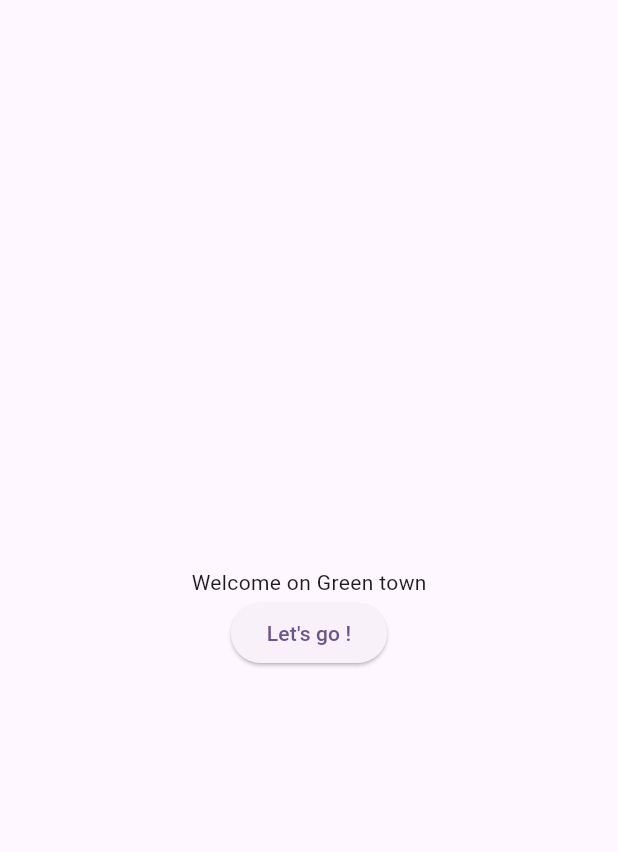
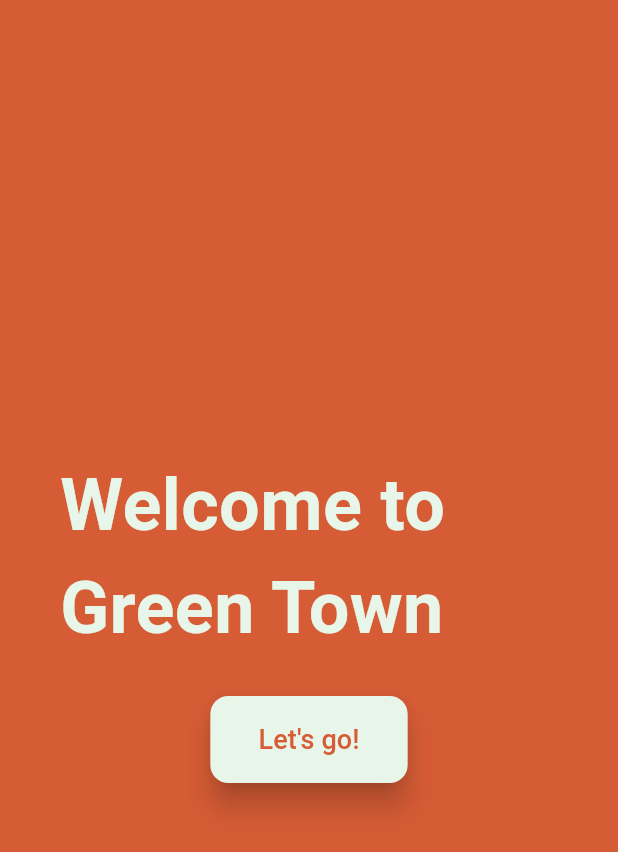
Before and after one commit to green-compagny/green-town, a Flutter app: the screen it shows after launch, on a phone screen of 412 x 824 dp. Shown: the top 852 px of the screen. Run offline on Flutter 3.47's test engine with Material 3 defaults, Android fonts, the phone set to English and light mode, and no system bars; our stand-ins replace flutter_card_swiper, google_fonts.

Commit message:
Update home page style

```diff
--- a/lib/pages/home_page.dart
+++ b/lib/pages/home_page.dart
@@ -1,4 +1,5 @@
 import 'package:flutter/material.dart';
+import 'package:google_fonts/google_fonts.dart';
 
 import '../Model/CardData.dart';
 import 'game_page.dart';
@@ -10,25 +11,84 @@ class HomePage extends StatefulWidget {
   State<HomePage> createState() => _HomePageState();
 }
 
-class _HomePageState extends State<HomePage> {
+class _HomePageState extends State<HomePage> with SingleTickerProviderStateMixin {
+  late AnimationController _controller;
+  late Animation<double> _fadeAnimation;
+  late Animation<Offset> _slideAnimation;
+
+  @override
+  void initState() {
+    super.initState();
+    _controller = AnimationController(
+      duration: const Duration(milliseconds: 1000),
+      vsync: this,
+    );
+
+    _fadeAnimation = Tween<double>(begin: 0, end: 1).animate(
+      CurvedAnimation(parent: _controller, curve: Curves.easeIn),
+    );
+
+    _slideAnimation = Tween<Offset>(begin: Offset(0, 0.3), end: Offset.zero).animate(
+      CurvedAnimation(parent: _controller, curve: Curves.easeOut),
+    );
+
+    _controller.forward();
+  }
+
+  @override
+  void dispose() {
+    _controller.dispose();
+    super.dispose();
+  }
 
   @override
   Widget build(BuildContext context) {
     return Scaffold(
+      backgroundColor: Color(0xFFd65c35),
       body: Center(
+        child: FadeTransition(
+          opacity: _fadeAnimation,
+          child: SlideTransition(
+            position: _slideAnimation,
+            child: Padding(
+              padding: const EdgeInsets.symmetric(vertical: 72, horizontal: 40),
               child: Column(
                 mainAxisAlignment: MainAxisAlignment.center,
                 children: <Widget>[
-            const Text('Welcome on Green town', style: TextStyle(),),
-            ElevatedButton(onPressed: () {
+                  Text(
+                    'Welcome to Green Town',
+                    style: GoogleFonts.kodeMono(
+                      fontSize: 48,
+                      fontWeight: FontWeight.w600,
+                      color: const Color(0xFFE8F5E9),
+                    ),
+                  ),
+                  const SizedBox(height: 24),
+                  ElevatedButton(
+                    onPressed: () {
                       Navigator.pushReplacement(
                         context,
-                MaterialPageRoute(
-                  builder: (context) => GamePage(),
+                        MaterialPageRoute(builder: (context) => GamePage()),
+                      );
+                    },
+                    style: ElevatedButton.styleFrom(
+                      backgroundColor: const Color(0xFFE8F5E9),
+                      foregroundColor: Color(0xFFd65c35),
+                      padding: const EdgeInsets.symmetric(horizontal: 32, vertical: 16),
+                      shape: RoundedRectangleBorder(
+                        borderRadius: BorderRadius.circular(12),
                       ),
-              );
-            }, child: Text("Let's go !"),),
+                      elevation: 8,
+                    ),
+                    child: const Text(
+                      "Let's go!",
+                      style: TextStyle(fontSize: 18, fontWeight: FontWeight.w500),
+                    ),
+                  ),
                 ],
+              ),
+            ),
+          ),
         ),
       ),
     );
```
Lines whose indentation alone changed are shown as unchanged.
